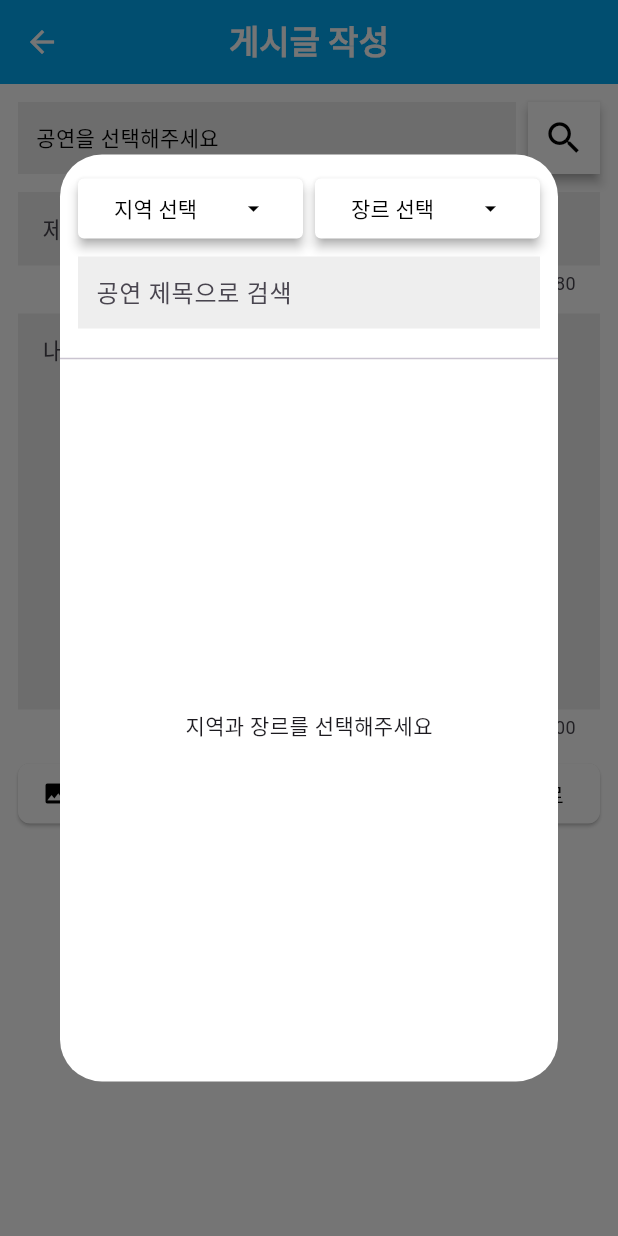
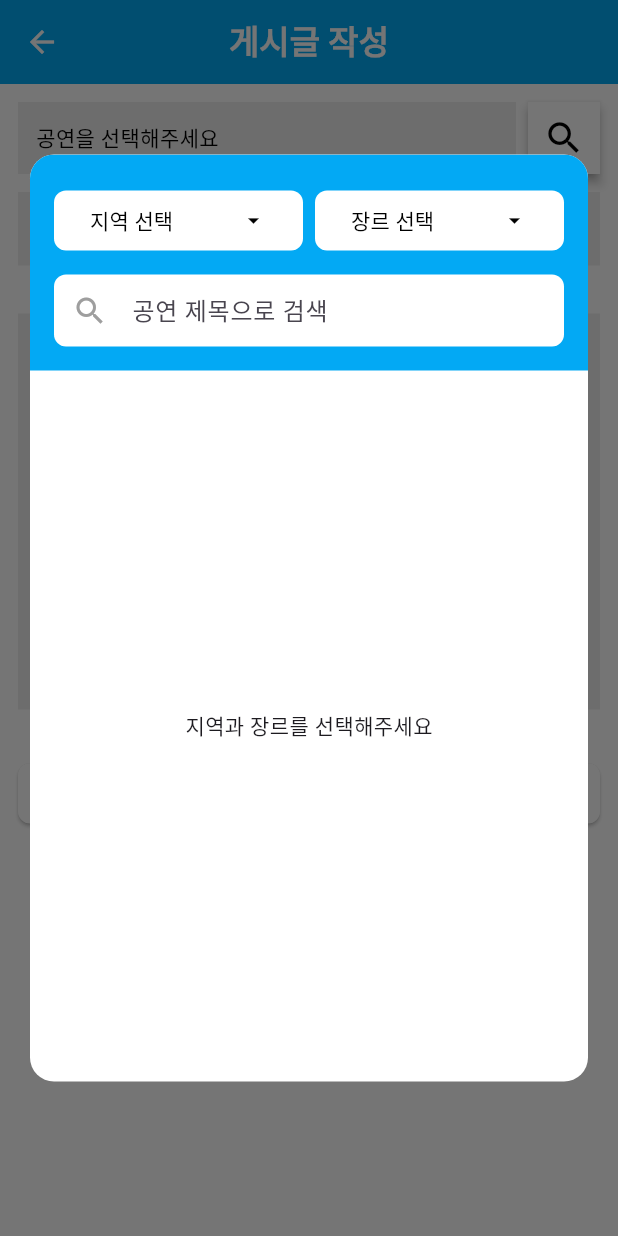
Before and after one commit to sss2013/osp-dartroll-project, a Flutter app: the PostWritePage screen opened directly with empty values, after a tap on the "search" icon, on a phone screen of 412 x 824 dp. Run offline on Flutter 3.47's test engine with Material 3 defaults, Android fonts, the phone set to English and light mode, and no system bars; our stand-ins replace flutter_dotenv; missing offline and left inert: flutter_naver_login, kakao_flutter_sdk.

Commit message:
공연 출력 후 스크롤 시 영역 침범 오류 개선

```diff
--- a/lib/src/features/community/presentation/pages/post_write_page.dart
+++ b/lib/src/features/community/presentation/pages/post_write_page.dart
@@ -123,7 +123,7 @@ class _PostWritePageState extends State<PostWritePage> {
               .toList();
 
           if (performanceList.isEmpty) {
-            errorMessage = "해당 조건에 맞는 공연정보가 존재하지 않습니다.";
+            errorMessage = "해당 조건에 맞는 공연이 없습니다.";
           }
 
           if (modalSearch.isNotEmpty) {
@@ -148,6 +148,7 @@ class _PostWritePageState extends State<PostWritePage> {
 
     final selected = await showDialog<Performance>(
       context: context,
+      barrierDismissible: true,
       builder: (context) => StatefulBuilder(
         builder: (context, _setModalState) {
           setModalState = _setModalState;
@@ -157,13 +158,23 @@ class _PostWritePageState extends State<PostWritePage> {
               .toList();
 
           return Dialog(
-            backgroundColor: Colors.white,
+            // Dialog 배경 투명 유지
+            backgroundColor: Colors.transparent,
+            insetPadding: const EdgeInsets.symmetric(horizontal: 20, vertical: 24),
+            // Material 위젯으로 클리핑 및 모양을 동시에 처리
+            child: Material(
+              color: Colors.white, // 리스트 기본 배경색
+              borderRadius: BorderRadius.circular(16.0),
+              clipBehavior: Clip.antiAlias, // 가장 강력한 클리핑 설정
               child: SizedBox(
                 height: MediaQuery.of(context).size.height * 0.75,
                 child: Column(
                   children: [
-                  Padding(
-                    padding: const EdgeInsets.all(12.0),
+                    // --- [상단 헤더: 필터 및 검색 영역] ---
+                    Container(
+                      // 색상: AppBar와 동일한 Colors.lightBlue
+                      color: Colors.lightBlue,
+                      padding: const EdgeInsets.fromLTRB(16, 20, 16, 16),
                       child: Column(
                         children: [
                           Row(
@@ -194,10 +205,9 @@ class _PostWritePageState extends State<PostWritePage> {
                                   style: ElevatedButton.styleFrom(
                                     backgroundColor: Colors.white,
                                     foregroundColor: Colors.black,
-                                  shadowColor: Colors.grey,
-                                  elevation: 3,
+                                    elevation: 0,
                                     shape: RoundedRectangleBorder(
-                                      borderRadius: BorderRadius.circular(4)),
+                                        borderRadius: BorderRadius.circular(8)),
                                   ),
                                   child: Row(
                                     mainAxisAlignment:
@@ -236,10 +246,9 @@ class _PostWritePageState extends State<PostWritePage> {
                                   style: ElevatedButton.styleFrom(
                                     backgroundColor: Colors.white,
                                     foregroundColor: Colors.black,
-                                  shadowColor: Colors.grey,
-                                  elevation: 3,
+                                    elevation: 0,
                                     shape: RoundedRectangleBorder(
-                                      borderRadius: BorderRadius.circular(4)),
+                                        borderRadius: BorderRadius.circular(8)),
                                   ),
                                   child: Row(
                                     mainAxisAlignment:
@@ -253,12 +262,14 @@ class _PostWritePageState extends State<PostWritePage> {
                               ),
                             ],
                           ),
-                        const SizedBox(height: 8),
+                          const SizedBox(height: 12),
+                          // 검색창
                           Container(
                             height: 48,
                             padding: const EdgeInsets.symmetric(horizontal: 12),
                             decoration: BoxDecoration(
-                            color: Colors.grey[200],
+                              color: Colors.white,
+                              borderRadius: BorderRadius.circular(8),
                             ),
                             child: TextField(
                               onChanged: (val) {
@@ -266,33 +277,52 @@ class _PostWritePageState extends State<PostWritePage> {
 
                                 if (_debounce?.isActive ?? false)
                                   _debounce!.cancel();
-                              _debounce =
-                                  Timer(const Duration(milliseconds: 400), () {
+                                _debounce = Timer(
+                                    const Duration(milliseconds: 400), () {
                                   fetchPerformances();
                                 });
                               },
                               decoration: const InputDecoration(
                                 hintText: '공연 제목으로 검색',
                                 border: InputBorder.none,
+                                icon: Icon(Icons.search, color: Colors.grey),
                               ),
                             ),
                           ),
                         ],
                       ),
                     ),
-                  const Divider(),
+
+                    // --- [하단 바디: 리스트 영역] ---
                     Expanded(
                       child: isLoading
                           ? const Center(child: CircularProgressIndicator())
                           : (modalRegion == null || modalGenre == null)
-                        ? const Center(
-                        child: Text('지역과 장르를 선택해주세요'))
+                          ? const Center(child: Text('지역과 장르를 선택해주세요'))
                           : errorMessage != null
-                        ? Center(child: Text(errorMessage!))
+                          ? Padding(
+                        padding: const EdgeInsets.all(20.0),
+                        child: Center(
+                          child: Text(
+                            errorMessage!,
+                            textAlign: TextAlign.center,
+                          ),
+                        ),
+                      )
                           : filtered.isEmpty
-                        ? const Center(
-                        child: Text('검색 조건에 맞는 공연이 없습니다.'))
+                          ? const Padding(
+                        padding: EdgeInsets.all(20.0),
+                        child: Center(
+                          child: Text(
+                            '해당 조건에 맞는 공연이 없습니다.',
+                            textAlign: TextAlign.center,
+                          ),
+                        ),
+                      )
                           : ListView.separated(
+                        // 스크롤 바운스 침범 최소화
+                        physics: const ClampingScrollPhysics(),
+                        padding: EdgeInsets.zero,
                         itemCount: filtered.length,
                         separatorBuilder: (context, index) =>
                             Divider(
@@ -303,12 +333,13 @@ class _PostWritePageState extends State<PostWritePage> {
                         itemBuilder: (context, index) {
                           final item = filtered[index];
                           return ListTile(
+                            contentPadding: const EdgeInsets.symmetric(
+                                horizontal: 20, vertical: 4),
                             title: Text(
                               item['title'],
                               style: const TextStyle(
                                 color: Colors.black,
-                              fontWeight:
-                              FontWeight.normal,
+                                fontWeight: FontWeight.normal,
                               ),
                             ),
                             tileColor: Colors.white,
@@ -337,6 +368,7 @@ class _PostWritePageState extends State<PostWritePage> {
                       ),
                     ),
                   ],
+                ),
               ),
             ),
           );
@@ -393,8 +425,7 @@ class _PostWritePageState extends State<PostWritePage> {
                           ),
                           alignment: Alignment.centerLeft,
                           child: Text(
-                            selectedPerformance?.title ??
-                                '공연을 선택해주세요',
+                            selectedPerformance?.title ?? '공연을 선택해주세요',
                             style: const TextStyle(
                               color: Colors.black,
                             ),
@@ -462,8 +493,7 @@ class _PostWritePageState extends State<PostWritePage> {
             child: ElevatedButton.icon(
               onPressed: () {},
               icon: const Icon(Icons.image, color: Colors.black),
-              label: const Text('사진 업로드',
-                  style: TextStyle(color: Colors.black)),
+              label: const Text('사진 업로드', style: TextStyle(color: Colors.black)),
               style: ElevatedButton.styleFrom(
                 backgroundColor: Colors.white,
                 shape: RoundedRectangleBorder(
```
Lines whose indentation alone changed are shown as unchanged.
